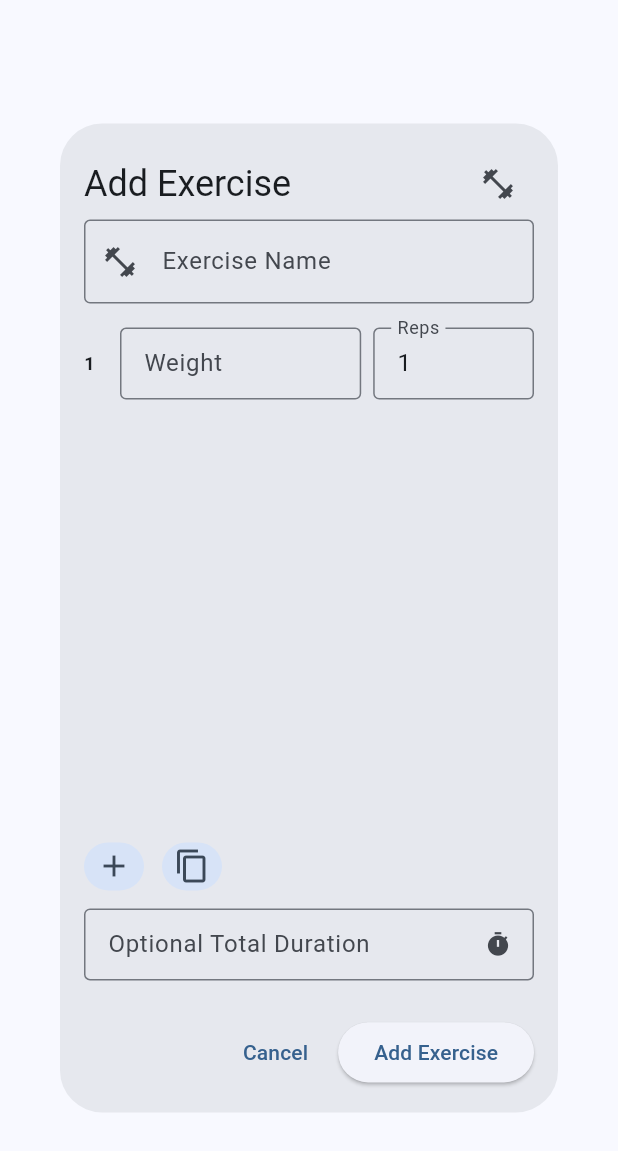
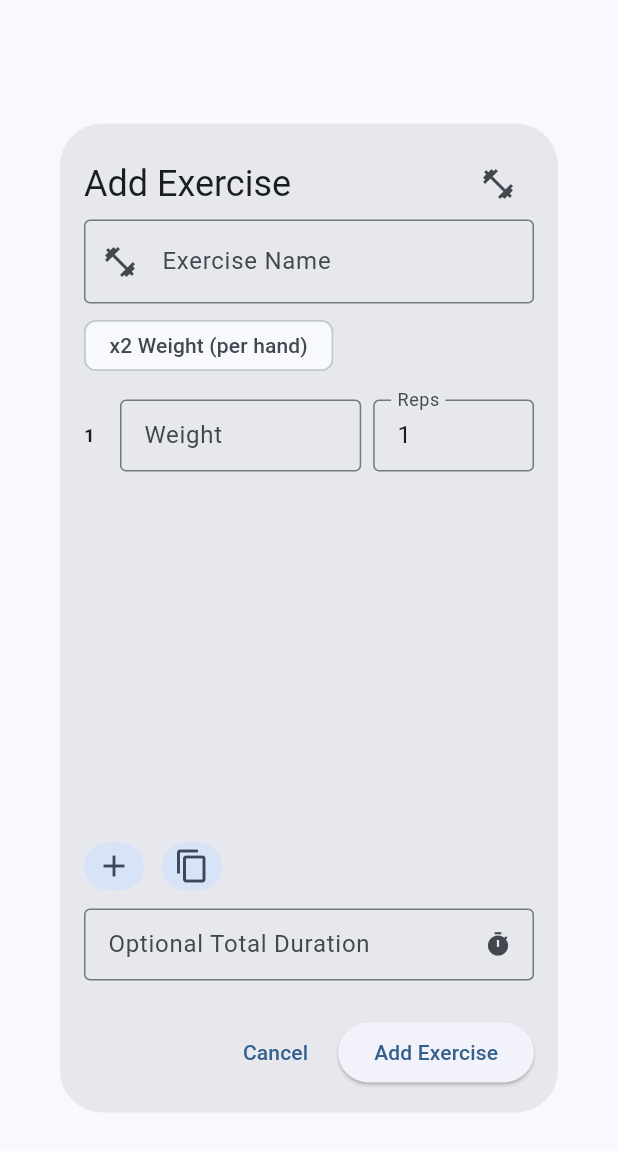
Before and after one commit to NtWriteCode/gymness_tracker, a Flutter app: the AddExerciseDialog widget shown alone on an empty page, opened directly, on a phone screen of 412 x 824 dp. Shown: the top 1151 px of the screen. Run offline on Flutter 3.47's test engine with Material 3 defaults, Android fonts, the phone set to English and light mode, and no system bars; drawn by our look-alikes of dynamic_color; our stand-ins replace confetti, fl_chart, geolocator, shared_preferences; accounts and stored records are empty.

Commit message:
Double weight

```diff
--- a/lib/models/exercise.dart
+++ b/lib/models/exercise.dart
@@ -46,17 +46,19 @@ class Exercise {
   final String id;
   final ExerciseType type;
   String name;
-  List<ExerciseSet> sets;
+  final List<ExerciseSet> sets;
+  bool isDoubleWeight;
 
   Exercise({
     required this.id,
     this.type = ExerciseType.gym,
     required this.name,
     required this.sets,
+    this.isDoubleWeight = false,
   });
 
-  double get totalWeightLifted => sets.fold(0, (sum, set) => sum + (set.reps * set.weightKg));
-  double get totalDistance => sets.fold(0, (sum, set) => sum + set.distanceKm);
+  double get totalWeightLifted => sets.fold(0.0, (sum, set) => sum + (set.reps * set.weightKg)) * (isDoubleWeight ? 2.0 : 1.0);
+  double get totalDistance => sets.fold(0.0, (sum, set) => sum + set.distanceKm);
 
   // Convenience getters for backwards compatibility or single-set logic if needed
   int get reps => sets.isNotEmpty ? sets.first.reps : 0;
@@ -69,6 +71,7 @@ class Exercise {
         'type': type.index,
         'name': name,
         'sets': sets.map((s) => s.toJson()).toList(),
+        'isDoubleWeight': isDoubleWeight,
       };
 
   factory Exercise.fromJson(Map<String, dynamic> json) {
@@ -79,6 +82,7 @@ class Exercise {
         type: ExerciseType.values[json['type'] ?? 0],
         name: json['name'],
         sets: setsJson.map((s) => ExerciseSet.fromJson(s)).toList(),
+        isDoubleWeight: json['isDoubleWeight'] ?? false,
       );
     } else {
       // Migrate old data structure
@@ -107,12 +111,14 @@ class Exercise {
     String? name,
     List<ExerciseSet>? sets,
     ExerciseType? type,
+    bool? isDoubleWeight,
   }) {
     return Exercise(
       id: id ?? this.id,
       type: type ?? this.type,
       name: name ?? this.name,
       sets: sets ?? this.sets.map((s) => s.copyWith()).toList(),
+      isDoubleWeight: isDoubleWeight ?? this.isDoubleWeight,
     );
   }
 }
--- a/lib/screens/add_exercise_dialog.dart
+++ b/lib/screens/add_exercise_dialog.dart
@@ -21,6 +21,7 @@ class _AddExerciseDialogState extends State<AddExerciseDialog> {
   final List<TextEditingController> _repsControllers = [TextEditingController(text: '1')];
   final List<TextEditingController> _distanceControllers = [TextEditingController(text: '')];
   final List<TextEditingController> _durationSetControllers = [TextEditingController(text: '')];
+  bool _isDoubleWeight = false;
 
   Timer? _stopwatch;
   int _elapsedSeconds = 0;
@@ -175,6 +176,17 @@ class _AddExerciseDialogState extends State<AddExerciseDialog> {
                     );
                   },
                 ),
+                if (_type == ExerciseType.gym) ...[
+                  const SizedBox(height: 8),
+                  FilterChip(
+                    label: const Text('x2 Weight (per hand)'),
+                    selected: _isDoubleWeight,
+                    onSelected: (val) => setState(() => _isDoubleWeight = val),
+                    selectedColor: Theme.of(context).colorScheme.primaryContainer,
+                    checkmarkColor: Theme.of(context).colorScheme.onPrimaryContainer,
+                    visualDensity: VisualDensity.compact,
+                  ),
+                ],
                 const SizedBox(height: 16),
                 Expanded(
                   child: ListView.builder(
@@ -368,6 +380,7 @@ class _AddExerciseDialogState extends State<AddExerciseDialog> {
                             type: _type,
                             name: _nameController.text.trim(),
                             sets: totalSets,
+                            isDoubleWeight: _isDoubleWeight,
                           );
                           provider.addExerciseToWorkout(exercise);
                           Navigator.pop(context);
--- a/lib/utils/calorie_calculator.dart
+++ b/lib/utils/calorie_calculator.dart
@@ -75,7 +75,7 @@ class CalorieCalculator {
 
     // If total duration is specified for the exercise, use that first
     if (exercise.durationMinutes > 0) {
-      final avgWeight = exercise.sets.map((s) => s.weightKg).reduce((a, b) => a + b) / exercise.sets.length;
+      final avgWeight = (exercise.sets.map((s) => s.weightKg).reduce((a, b) => a + b) / exercise.sets.length) * (exercise.isDoubleWeight ? 2.0 : 1.0);
       final met = _getMETFromWeight(avgWeight);
       return met * caloriesPerMetMinute * exercise.durationMinutes;
     }
@@ -88,7 +88,7 @@ class CalorieCalculator {
       final setRestTime = (i < exercise.sets.length - 1) ? _restBetweenSets : 0.0;
       final setTotalTimeMinutes = (setWorkTime + setRestTime) / 60.0;
 
-      final met = _getMETFromWeight(set.weightKg);
+      final met = _getMETFromWeight(set.weightKg * (exercise.isDoubleWeight ? 2.0 : 1.0));
       weightedMETSum += met * setTotalTimeMinutes;
     }
 
```
Also changed, not shown: lib/screens/edit_exercise_dialog.dart (+14 -0 lines).
